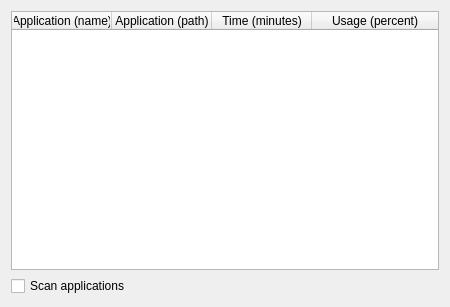
This is src/ui/screen_time_tab.ui in Archangel4148/Capstone-Project-Fall-2025 as Qt 5 draws it before an edit. The edited form follows.
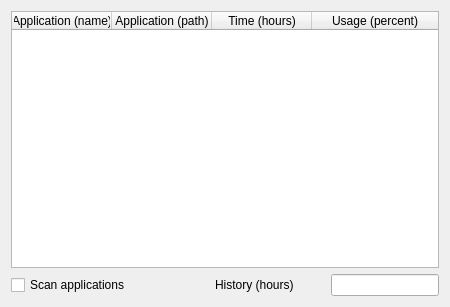
This is the edited form.

Commit message: updated time format

```diff
--- a/src/ui/screen_time_tab.ui
+++ b/src/ui/screen_time_tab.ui
@@ -45,7 +45,7 @@
        </column>
        <column>
         <property name="text">
-         <string>Time (minutes)</string>
+         <string>Time (hours)</string>
         </property>
        </column>
        <column>
@@ -56,7 +56,7 @@
       </widget>
      </item>
      <item>
-      <layout class="QHBoxLayout" name="horizontalLayout_9" stretch="0">
+      <layout class="QHBoxLayout" name="horizontalLayout_9" stretch="0,0,0">
        <item>
         <widget class="QCheckBox" name="update_screen_time_button">
          <property name="text">
@@ -64,6 +64,16 @@
          </property>
         </widget>
        </item>
+       <item alignment="Qt::AlignRight">
+        <widget class="QLabel" name="label">
+         <property name="text">
+          <string>History (hours)</string>
+         </property>
+        </widget>
+       </item>
+       <item alignment="Qt::AlignRight">
+        <widget class="QLineEdit" name="screen_time_history"/>
+       </item>
       </layout>
      </item>
     </layout>
```
The commit also changes 2 other files.
